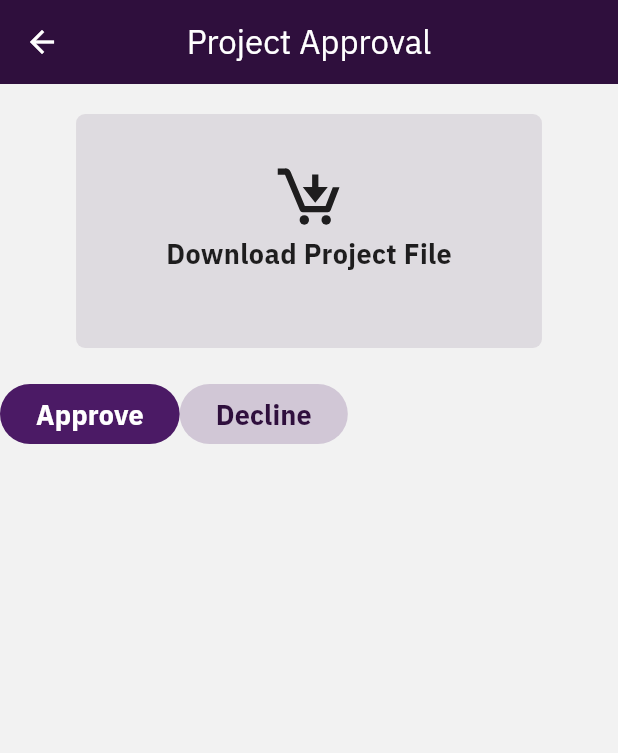
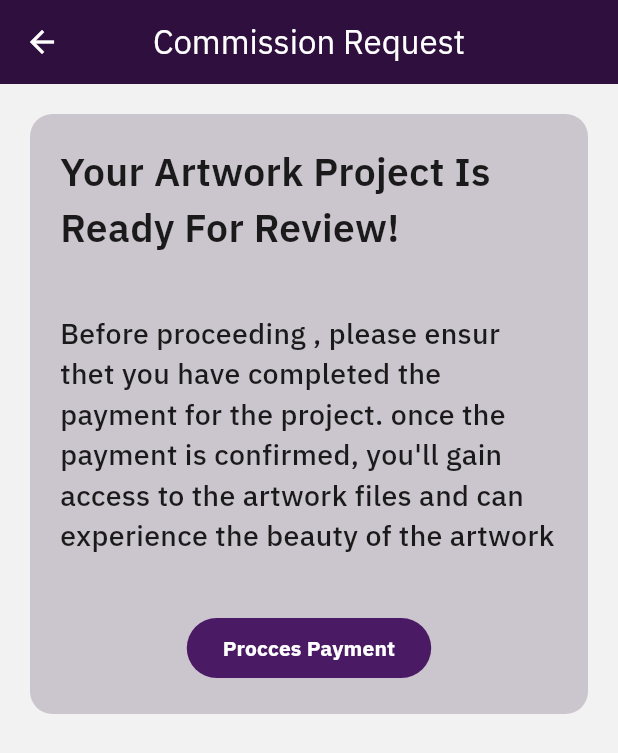
Before and after one commit to Rahelrzel/artconnect_client, a Flutter app: the CommissionDetails screen opened directly, after a tap on an icon or button, on a phone screen of 412 x 824 dp. Shown: the top 753 px of the screen. Run offline on Flutter 3.47's test engine with Material 2 defaults, Android fonts, the phone set to English and light mode, and no system bars; our stand-ins replace buttons_tabbar, concentric_transition, dio, flutter_chat_types, flutter_chat_ui, flutter_hooks and 9 more; generated files the repository leaves out were written again; project files that could hold a hidden picture were left out.

Commit message:
client payment

```diff
--- /dev/null
+++ b/lib/payment.dart
@@ -0,0 +1,71 @@
+import 'package:flutter/material.dart';
+import 'package:hooks_riverpod/hooks_riverpod.dart';
+
+import 'config/colors.dart';
+
+class Payment extends StatefulHookConsumerWidget {
+  const Payment({super.key});
+
+  @override
+  ConsumerState<ConsumerStatefulWidget> createState() => _PaymentState();
+}
+
+class _PaymentState extends ConsumerState<Payment> {
+  @override
+  Widget build(BuildContext context) {
+    return Scaffold(
+      appBar: AppBar(
+        foregroundColor: Colors.white,
+        centerTitle: true,
+        backgroundColor: primaryColor.shade800,
+        title: Text(
+          'Commission Request',
+          style: TextStyle(color: Colors.white),
+        ),
+      ),
+      backgroundColor: Color(0xFFf2f2f2),
+      body: Padding(
+        padding: const EdgeInsets.all(20),
+        child: Container(
+          height: 400,
+          decoration: BoxDecoration(
+            borderRadius: BorderRadius.circular(15),
+            color: primaryColor.shade800.withOpacity(0.2),
+          ),
+          child: Padding(
+            padding: const EdgeInsets.all(20),
+            child: Column(
+              mainAxisAlignment: MainAxisAlignment.spaceBetween,
+              children: [
+                Text(
+                  'Your Artwork Project Is Ready For Review!',
+                  style: TextStyle(fontSize: 26, fontWeight: FontWeight.w600),
+                ),
+                Text(
+                  'Before proceeding , please ensur thet you have completed the payment for the project. once the payment is confirmed, you\'ll gain access to the artwork files and can experience the beauty of the artwork ',
+                  style: TextStyle(fontSize: 19, fontWeight: FontWeight.w500),
+                ),
+                Row(
+                  mainAxisAlignment: MainAxisAlignment.center,
+                  children: [
+                    FilledButton(
+                      onPressed: () {},
+                      child: Text(
+                        'Procces Payment',
+                        style: TextStyle(
+                            color: Colors.white, fontWeight: FontWeight.bold),
+                      ),
+                      style: ButtonStyle(
+                          backgroundColor:
+                              MaterialStatePropertyAll(primaryColor.shade700)),
+                    ),
+                  ],
+                )
+              ],
+            ),
+          ),
+        ),
+      ),
+    );
+  }
+}
--- a/lib/screens/commission/commission_details.dart
+++ b/lib/screens/commission/commission_details.dart
@@ -7,7 +7,11 @@ import 'package:flutter/material.dart';
 import 'package:hooks_riverpod/hooks_riverpod.dart';
 import 'package:icons_plus/icons_plus.dart';
 
+import '../../commission_request.dart';
+import '../../payment.dart';
 import '../project_approval.dart';
+import '../project_declined.dart';
+import '../project_rate.dart';
 import '../project_submission.dart';
 
 class CommissionDetails extends HookConsumerWidget {
@@ -37,7 +41,7 @@ class CommissionDetails extends HookConsumerWidget {
               Navigator.push(
                   context,
                   MaterialPageRoute(
-                    builder: (context) => const ProjectApproval(),
+                    builder: (context) => const Payment(),
                   ));
             },
             icon: const Icon(Iconsax.emoji_normal),
```
Also changed, not shown: lib/commission_request.dart (added, +169 -0 lines), lib/screens/project_approval.dart (+11 -2 lines), lib/screens/project_declined.dart (+17 -10 lines), lib/screens/project_rate.dart (added, +145 -0 lines).
